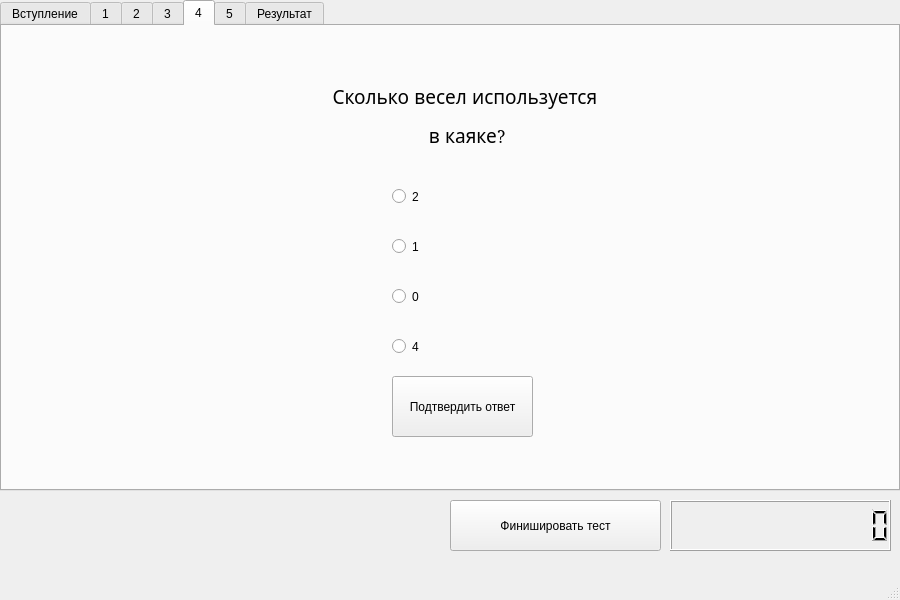
Qt form mainwindow.ui (KISEL76/sport_test) before a commit.
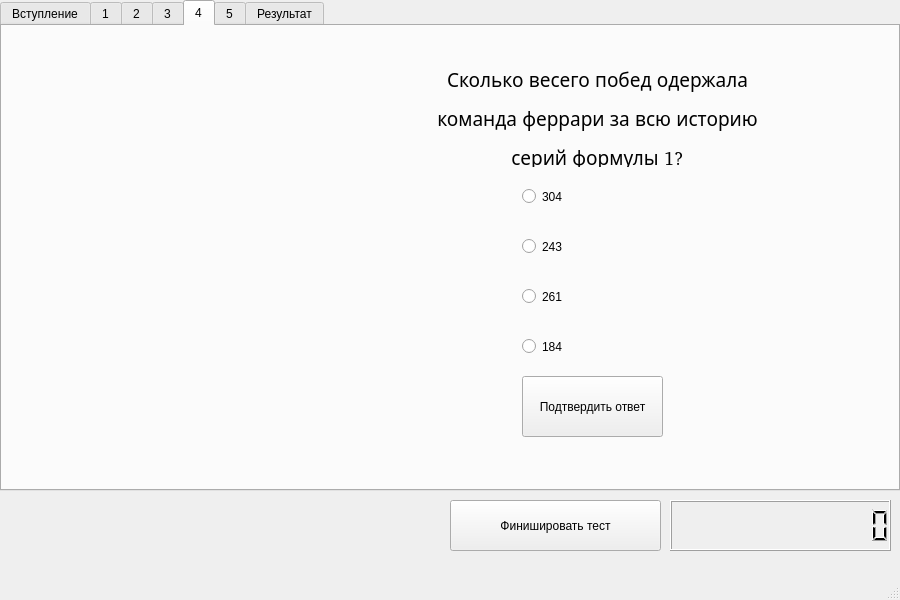
The same form after that commit. The open tabs and pages were chosen to show the change. Icons and pictures are not drawn.

```diff
--- a/mainwindow.ui
+++ b/mainwindow.ui
@@ -367,7 +367,7 @@
      <widget class="QPushButton" name="pushButton_4_accept">
       <property name="geometry">
        <rect>
-        <x>390</x>
+        <x>520</x>
         <y>350</y>
         <width>141</width>
         <height>61</height>
@@ -380,7 +380,7 @@
      <widget class="QLabel" name="label_4">
       <property name="geometry">
        <rect>
-        <x>260</x>
+        <x>390</x>
         <y>40</y>
         <width>411</width>
         <height>101</height>
@@ -393,59 +393,78 @@
        </font>
       </property>
       <property name="text">
-       <string>&lt;html&gt;&lt;head/&gt;&lt;body&gt;&lt;p align=&quot;center&quot;&gt;Сколько весел используется &lt;/p&gt;&lt;p align=&quot;center&quot;&gt;в каяке?&lt;/p&gt;&lt;/body&gt;&lt;/html&gt;</string>
+       <string>&lt;html&gt;&lt;head/&gt;&lt;body&gt;&lt;p align=&quot;center&quot;&gt;Сколько весего побед одержала&lt;/p&gt;&lt;p align=&quot;center&quot;&gt;команда феррари за всю историю&lt;/p&gt;&lt;p align=&quot;center&quot;&gt;серий формулы 1?&lt;/p&gt;&lt;/body&gt;&lt;/html&gt;</string>
       </property>
      </widget>
      <widget class="QRadioButton" name="radioButton_4_1">
       <property name="geometry">
        <rect>
-        <x>390</x>
+        <x>520</x>
         <y>150</y>
         <width>231</width>
         <height>41</height>
        </rect>
       </property>
       <property name="text">
-       <string>2</string>
+       <string>304</string>
       </property>
      </widget>
      <widget class="QRadioButton" name="radioButton_4_2">
       <property name="geometry">
        <rect>
-        <x>390</x>
+        <x>520</x>
         <y>200</y>
         <width>231</width>
         <height>41</height>
        </rect>
       </property>
       <property name="text">
-       <string>1</string>
+       <string>243</string>
       </property>
      </widget>
      <widget class="QRadioButton" name="radioButton_4_3">
       <property name="geometry">
        <rect>
-        <x>390</x>
+        <x>520</x>
         <y>250</y>
         <width>231</width>
         <height>41</height>
        </rect>
       </property>
       <property name="text">
-       <string>0</string>
+       <string>261</string>
       </property>
      </widget>
      <widget class="QRadioButton" name="radioButton_4_4">
       <property name="geometry">
        <rect>
-        <x>390</x>
+        <x>520</x>
         <y>300</y>
         <width>231</width>
         <height>41</height>
        </rect>
       </property>
       <property name="text">
-       <string>4</string>
+       <string>184</string>
+      </property>
+     </widget>
+     <widget class="QLabel" name="label_9">
+      <property name="geometry">
+       <rect>
+        <x>140</x>
+        <y>60</y>
+        <width>211</width>
+        <height>341</height>
+       </rect>
+      </property>
+      <property name="text">
+       <string/>
+      </property>
+      <property name="pixmap">
+       <pixmap>pics/IMG_8322.JPG</pixmap>
+      </property>
+      <property name="scaledContents">
+       <bool>true</bool>
       </property>
      </widget>
     </widget>
```
Left out of the diff: 148 changed lines with no effect on the pictures.
